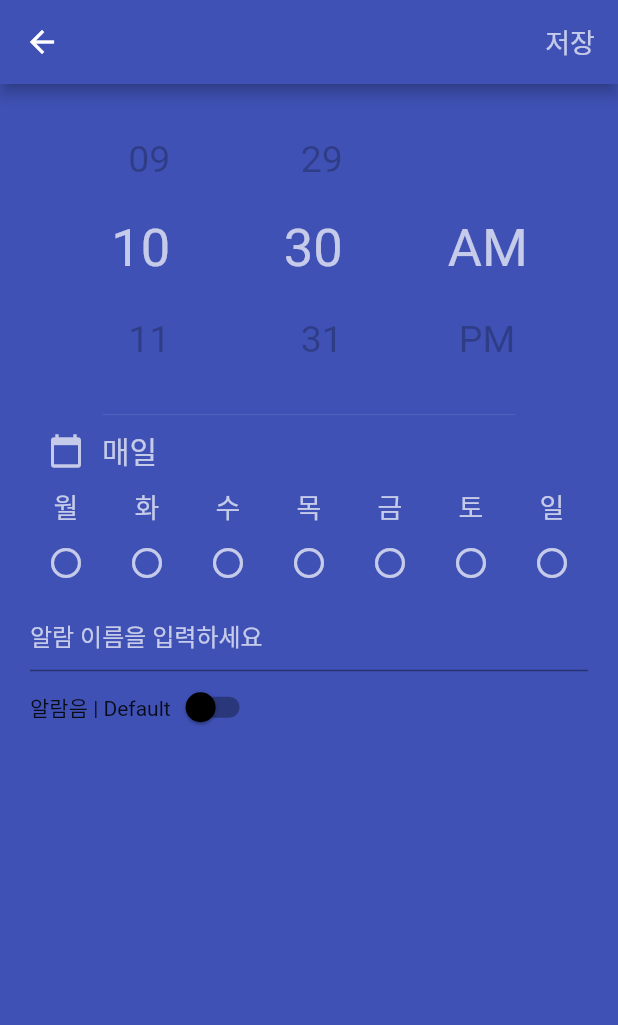
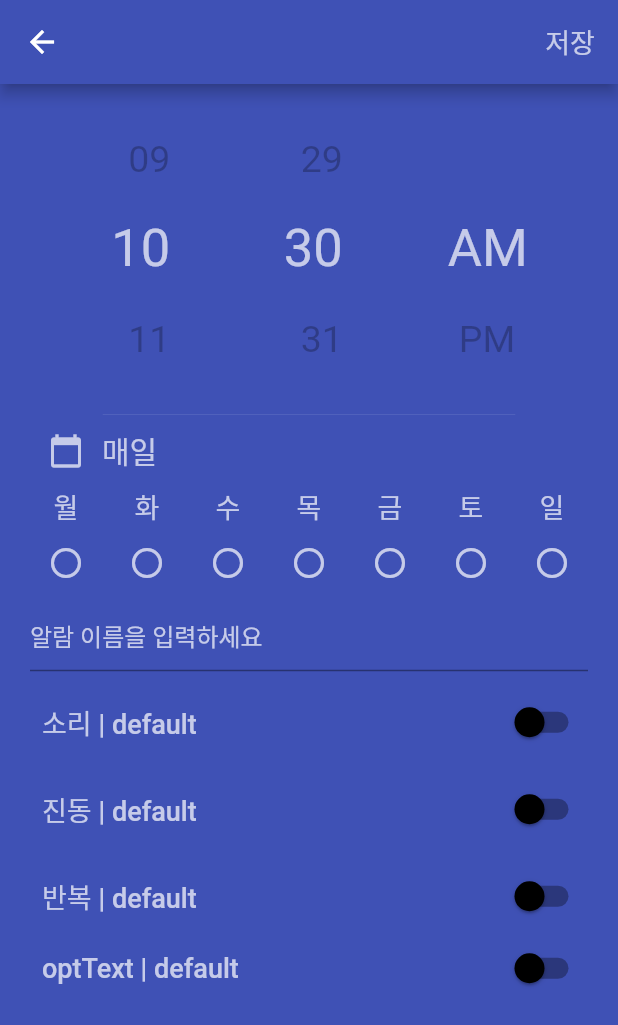
Before and after one commit to LeeHann/my_custom_alarm, a Flutter app: the CreateAlarm screen opened directly, on a phone screen of 412 x 824 dp. Shown: the top 1025 px of the screen. Run offline on Flutter 3.47's test engine with Material 2 defaults, Android fonts, the phone set to English and light mode, and no system bars; drawn by our look-alikes of flutter_time_picker_spinner; our stand-ins replace date_format, sqflite, timer_builder; accounts and stored records are empty.

Commit message:
create done with layout

```diff
--- a/lib/screens/create.dart
+++ b/lib/screens/create.dart
@@ -1,5 +1,4 @@
 import 'package:flutter/material.dart';
-import 'package:flutter/services.dart';
 import 'package:flutter_time_picker_spinner/flutter_time_picker_spinner.dart';
 
 class CreateAlarm extends StatefulWidget {
@@ -11,13 +10,7 @@ class CreateAlarm extends StatefulWidget {
 
 class _CreateAlarmState extends State<CreateAlarm> {
   DateTime _settingTime = DateTime.now(); // 알람 울리는 시각
-  bool _mon = false,
-      _tue = false,
-      _wed = false,
-      _thu = false,
-      _fri = false,
-      _sat = false,
-      _sun = false; // 알람 울리는 요일
+  List<bool> _days = [false, false, false, false, false, false, false];
   DateTime? _settingDay; // 알람이 울리는 특정일
   String? _alarmName;
   bool _isSound = false, _isVib = false, _isRepeat = false;
@@ -41,19 +34,18 @@ class _CreateAlarmState extends State<CreateAlarm> {
             // 키보드 외 다른 곳 클릭 시 키보드 감추기
             onTap: () => FocusScope.of(context).unfocus(),
             child: SingleChildScrollView(
-              child: Column(
+                child: Column(
               children: <Widget>[
                 Padding(padding: EdgeInsets.all(10)),
                 spinner(),
                 Inner(), // 스크롤링 가능
               ],
-            )
-        )
-        )
-    );
+            ))));
   }
 
-  void saveDB() {}
+  void saveDB() {
+    print("save");
+  } // Todo:saveDB
 
   Widget spinner() {
     return Container(
@@ -127,178 +119,13 @@ class _CreateAlarmState extends State<CreateAlarm> {
             mainAxisAlignment: MainAxisAlignment.spaceBetween,
             children: [
               // 요일 체크
-              Column(children: <Widget>[
-                Text(
-                  "월",
-                  style: TextStyle(color: Colors.white70, fontSize: 18),
-                ),
-                IconButton(
-                  icon: Icon(
-                    _mon
-                        ? Icons.check_circle
-                        : Icons.radio_button_unchecked_sharp,
-                    color: Colors.white70,
-                  ),
-                  onPressed: () {
-                    _mon = !_mon;
-                    setState(() {
-                      Icon(
-                        _mon
-                            ? Icons.check_circle
-                            : Icons.radio_button_unchecked_sharp,
-                        color: Colors.white70,
-                      );
-                    });
-                  },
-                ),
-              ]),
-              Column(children: <Widget>[
-                Text(
-                  "화",
-                  style: TextStyle(color: Colors.white70, fontSize: 18),
-                ),
-                IconButton(
-                  icon: Icon(
-                    _tue
-                        ? Icons.check_circle
-                        : Icons.radio_button_unchecked_sharp,
-                    color: Colors.white70,
-                  ),
-                  onPressed: () {
-                    _tue = !_tue;
-                    setState(() {
-                      Icon(
-                        _tue
-                            ? Icons.check_circle
-                            : Icons.radio_button_unchecked_sharp,
-                        color: Colors.white70,
-                      );
-                    });
-                  },
-                ),
-              ]),
-              Column(children: <Widget>[
-                Text(
-                  "수",
-                  style: TextStyle(color: Colors.white70, fontSize: 18),
-                ),
-                IconButton(
-                  icon: Icon(
-                    _wed
-                        ? Icons.check_circle
-                        : Icons.radio_button_unchecked_sharp,
-                    color: Colors.white70,
-                  ),
-                  onPressed: () {
-                    _wed = !_wed;
-                    setState(() {
-                      Icon(
-                        _wed
-                            ? Icons.check_circle
-                            : Icons.radio_button_unchecked_sharp,
-                        color: Colors.white70,
-                      );
-                    });
-                  },
-                ),
-              ]),
-              Column(children: <Widget>[
-                Text(
-                  "목",
-                  style: TextStyle(color: Colors.white70, fontSize: 18),
-                ),
-                IconButton(
-                  icon: Icon(
-                    _thu
-                        ? Icons.check_circle
-                        : Icons.radio_button_unchecked_sharp,
-                    color: Colors.white70,
-                  ),
-                  onPressed: () {
-                    _thu = !_thu;
-                    setState(() {
-                      Icon(
-                        _thu
-                            ? Icons.check_circle
-                            : Icons.radio_button_unchecked_sharp,
-                        color: Colors.white70,
-                      );
-                    });
-                  },
-                ),
-              ]),
-              Column(children: <Widget>[
-                Text(
-                  "금",
-                  style: TextStyle(color: Colors.white70, fontSize: 18),
-                ),
-                IconButton(
-                  icon: Icon(
-                    _fri
-                        ? Icons.check_circle
-                        : Icons.radio_button_unchecked_sharp,
-                    color: Colors.white70,
-                  ),
-                  onPressed: () {
-                    _fri = !_fri;
-                    setState(() {
-                      Icon(
-                        _fri
-                            ? Icons.check_circle
-                            : Icons.radio_button_unchecked_sharp,
-                        color: Colors.white70,
-                      );
-                    });
-                  },
-                ),
-              ]),
-              Column(children: <Widget>[
-                Text(
-                  "토",
-                  style: TextStyle(color: Colors.white70, fontSize: 18),
-                ),
-                IconButton(
-                  icon: Icon(
-                    _sat
-                        ? Icons.check_circle
-                        : Icons.radio_button_unchecked_sharp,
-                    color: Colors.white70,
-                  ),
-                  onPressed: () {
-                    _sat = !_sat;
-                    setState(() {
-                      Icon(
-                        _sat
-                            ? Icons.check_circle
-                            : Icons.radio_button_unchecked_sharp,
-                        color: Colors.white70,
-                      );
-                    });
-                  },
-                ),
-              ]),
-              Column(children: <Widget>[
-                Text(
-                  "일",
-                  style: TextStyle(color: Colors.white70, fontSize: 18),
-                ),
-                IconButton(
-                  icon: Icon(
-                    _sun
-                        ? Icons.check_circle
-                        : Icons.radio_button_unchecked_sharp,
-                    color: Colors.white70,
-                  ),
-                  onPressed: () {
-                    _sun = !_sun;
-                    setState(() {
-                      Icon(_sun
-                          ? Icons.check_circle
-                          : Icons.radio_button_unchecked_sharp);
-                    });
-                  },
-                ),
-              ]),
+              _dayChecker("월", 0),
+              _dayChecker("화", 1),
+              _dayChecker("수", 2),
+              _dayChecker("목", 3),
+              _dayChecker("금", 4),
+              _dayChecker("토", 5),
+              _dayChecker("일", 6),
             ],
           ) // 요일 체크
         ],
@@ -312,9 +139,9 @@ class _CreateAlarmState extends State<CreateAlarm> {
         TextField(
             decoration: InputDecoration(
               hintText: '알람 이름을 입력하세요',
-              hintStyle: TextStyle(color : Colors.white70),
+              hintStyle: TextStyle(color: Colors.white70),
             ),
-            style: TextStyle(color : Colors.white70),
+            style: TextStyle(color: Colors.white70),
             onChanged: (text) {
               setState(() {
                 _alarmName = text;
@@ -328,19 +155,145 @@ class _CreateAlarmState extends State<CreateAlarm> {
   Widget _showChild3_switch() {
     return Column(
       children: <Widget>[
+        Padding(padding: EdgeInsets.only(bottom: 10)),
         Row(
+          mainAxisAlignment: MainAxisAlignment.spaceBetween,
           children: <Widget>[
-            Text("알람음 | Default"),
-            Switch(value: _isSound, onChanged: (value){
-              setState(() {
-                _isSound = !_isSound;
-                print(_isSound);
-              });
-            }, activeColor: Colors.white70, inactiveThumbColor: Colors.black,)
+            TextButton(
+              onPressed: _sound,
+              child: Text(
+                "소리 | " + "default",
+                style: TextStyle(color: Colors.white70, fontSize: 18),
+              ),
+            ), // Todo : default를 알람음 이름으로 변경
+
+            Switch(
+              value: _isSound,
+              onChanged: (value) {
+                setState(() {
+                  _isSound = !_isSound;
+                  print(_isSound);
+                });
+              },
+              activeColor: Colors.white70,
+              inactiveThumbColor: Colors.black,
+            )
           ],
         ),
+        Padding(padding: EdgeInsets.only(bottom: 10)),
+        Row(
+          mainAxisAlignment: MainAxisAlignment.spaceBetween,
+          children: <Widget>[
+            TextButton(
+              onPressed: _vib,
+              child: Text(
+                "진동 | " + "default",
+                style: TextStyle(color: Colors.white70, fontSize: 18),
+              ),
+            ), // Todo : default를 진동 이름으로 변경
+            Switch(
+              value: _isVib,
+              onChanged: (value) {
+                setState(() {
+                  _isVib = !_isVib;
+                  print(_isVib);
+                });
+              },
+              activeColor: Colors.white70,
+              inactiveThumbColor: Colors.black,
+            )
+          ],
+        ),
+        Padding(padding: EdgeInsets.only(bottom: 10)),
+        Row(
+          mainAxisAlignment: MainAxisAlignment.spaceBetween,
+          children: <Widget>[
+            TextButton(
+              onPressed: _repeat,
+              child: Text(
+                "반복 | " + "default",
+                style: TextStyle(color: Colors.white70, fontSize: 18),
+              ), // Todo : default를 반복 횟수로 변경
+            ),
+            Switch(
+              value: _isRepeat,
+              onChanged: (value) {
+                setState(() {
+                  _isRepeat = !_isRepeat;
+                  print(_isRepeat);
+                });
+              },
+              activeColor: Colors.white70,
+              inactiveThumbColor: Colors.black,
+            )
+          ],
+        ),
+        _optionChecker("optText", _repeat, _isRepeat)
       ],
     );
+  }
+
+  Widget _dayChecker(String dayText, int day) {
+    return Column(children: <Widget>[
+      Text(
+        dayText,
+        style: TextStyle(color: Colors.white70, fontSize: 18),
+      ),
+      IconButton(
+        icon: Icon(
+          _days[day] ? Icons.check_circle : Icons.radio_button_unchecked_sharp,
+          color: Colors.white70,
+        ),
+        onPressed: () {
+          _days[day] = !_days[day];
+          setState(() {
+            Icon(
+              _days[day]
+                  ? Icons.check_circle
+                  : Icons.radio_button_unchecked_sharp,
+              color: Colors.white70,
+            );
+          });
+        },
+      ),
+    ]);
+  }
+  Widget _optionChecker(String optText, func, var val) {  // Todo : flutter call by reference 를 좀 더 조사할 것
+    return Row(
+      mainAxisAlignment: MainAxisAlignment.spaceBetween,
+      children: <Widget>[
+        TextButton(
+          onPressed: func,
+          child: Text(
+            optText + " | " + "default",
+            style: TextStyle(color: Colors.white70, fontSize: 18),
+          ), // Todo : default를 함수 반환 값으로 변경
+        ),
+        Switch(
+          value: val,
+          onChanged: (value) {
+            setState(() {
+              val = !val;
+              print(val);
+            });
+          },
+          activeColor: Colors.white70,
+          inactiveThumbColor: Colors.black,
+        )
+      ],
+    );
+  }
+
+  void _sound() {
+    print("sound");
+  }
+
+  void _vib() {
+    print("vib");
+  }
+
+  void _repeat() {
+    print("repeat");
   }
 }
 
```
